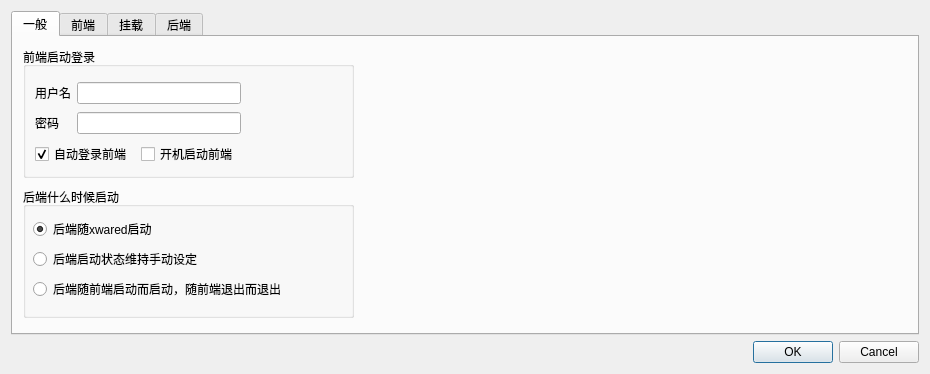
The window that src/frontend/ui/settings.ui (Xinkai/XwareDesktop) describes before a commit, drawn with Qt 5.
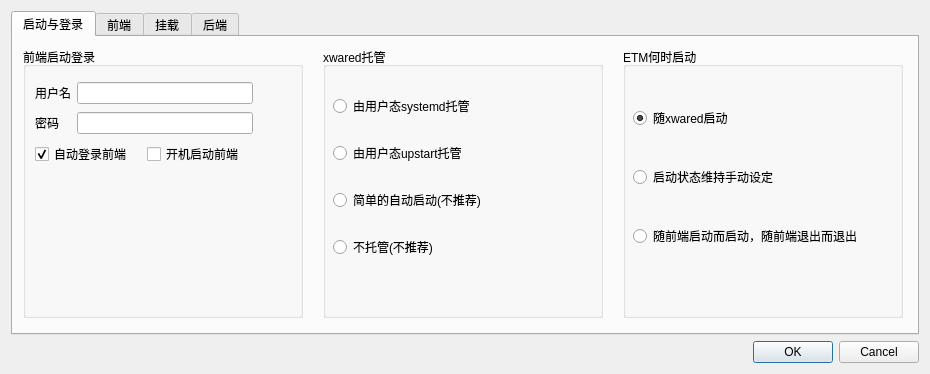
The same window after the commit. The open tabs and pages were chosen to show the change. Icons and pictures are not drawn.

Commit message: fix a wrongly implementation in managedByAutostart.setter tryMkdir now ignores FileExistsError update settingsDlg selecting an xwared init manager works now

```diff
--- a/src/frontend/ui/settings.ui
+++ b/src/frontend/ui/settings.ui
@@ -52,19 +52,19 @@
      </property>
      <widget class="QWidget" name="tab_general">
       <attribute name="title">
-       <string>一般</string>
+       <string>启动与登录</string>
       </attribute>
       <widget class="QGroupBox" name="group_etmStartWhen">
        <property name="geometry">
         <rect>
-         <x>10</x>
-         <y>150</y>
-         <width>331</width>
-         <height>131</height>
+         <x>610</x>
+         <y>10</y>
+         <width>280</width>
+         <height>271</height>
         </rect>
        </property>
        <property name="title">
-        <string>后端什么时候启动</string>
+        <string>ETM何时启动</string>
        </property>
        <property name="flat">
         <bool>true</bool>
@@ -74,8 +74,8 @@
          <rect>
           <x>10</x>
           <y>30</y>
-          <width>311</width>
-          <height>86</height>
+          <width>261</width>
+          <height>201</height>
          </rect>
         </property>
         <layout class="QVBoxLayout" name="verticalLayout_4">
@@ -85,7 +85,7 @@
             <string>Xware开机后即上线开始下载。适用于长期挂机的用户。</string>
            </property>
            <property name="text">
-            <string>后端随xwared启动</string>
+            <string>随xwared启动</string>
            </property>
            <property name="checked">
             <bool>true</bool>
@@ -98,7 +98,7 @@
             <string>后端开启与否由前端控制。做出的选项重启电脑后依然保持。</string>
            </property>
            <property name="text">
-            <string>后端启动状态维持手动设定</string>
+            <string>启动状态维持手动设定</string>
            </property>
           </widget>
          </item>
@@ -108,7 +108,7 @@
             <string>这是Windows上的迅雷的标准行为。图形界面关闭后停止下载。</string>
            </property>
            <property name="text">
-            <string>后端随前端启动而启动，随前端退出而退出</string>
+            <string>随前端启动而启动，随前端退出而退出</string>
            </property>
           </widget>
          </item>
@@ -120,8 +120,8 @@
         <rect>
          <x>10</x>
          <y>10</y>
-         <width>331</width>
-         <height>131</height>
+         <width>280</width>
+         <height>271</height>
         </rect>
        </property>
        <property name="title">
@@ -135,7 +135,7 @@
          <rect>
           <x>12</x>
           <y>33</y>
-          <width>206</width>
+          <width>218</width>
           <height>89</height>
          </rect>
         </property>
@@ -200,6 +200,62 @@
         </layout>
        </widget>
       </widget>
+      <widget class="QGroupBox" name="group_initManaged">
+       <property name="geometry">
+        <rect>
+         <x>310</x>
+         <y>10</y>
+         <width>280</width>
+         <height>271</height>
+        </rect>
+       </property>
+       <property name="title">
+        <string>xwared托管</string>
+       </property>
+       <widget class="QWidget" name="layoutWidget">
+        <property name="geometry">
+         <rect>
+          <x>10</x>
+          <y>30</y>
+          <width>261</width>
+          <height>201</height>
+         </rect>
+        </property>
+        <layout class="QVBoxLayout" name="verticalLayout">
+         <item>
+          <widget class="QRadioButton" name="radio_managedBySystemd">
+           <property name="toolTip">
+            <string>systemd 用户会话</string>
+           </property>
+           <property name="text">
+            <string>由用户态systemd托管</string>
+           </property>
+          </widget>
+         </item>
+         <item>
+          <widget class="QRadioButton" name="radio_managedByUpstart">
+           <property name="text">
+            <string>由用户态upstart托管</string>
+           </property>
+          </widget>
+         </item>
+         <item>
+          <widget class="QRadioButton" name="radio_managedByAutostart">
+           <property name="text">
+            <string>简单的自动启动(不推荐)</string>
+           </property>
+          </widget>
+         </item>
+         <item>
+          <widget class="QRadioButton" name="radio_managedByNothing">
+           <property name="text">
+            <string>不托管(不推荐)</string>
+           </property>
+          </widget>
+         </item>
+        </layout>
+       </widget>
+      </widget>
      </widget>
      <widget class="QWidget" name="tab_frontend">
       <attribute name="title">
```
Left out of the diff: 54 changed lines with no effect on the pictures. The commit also changes 4 other files.
